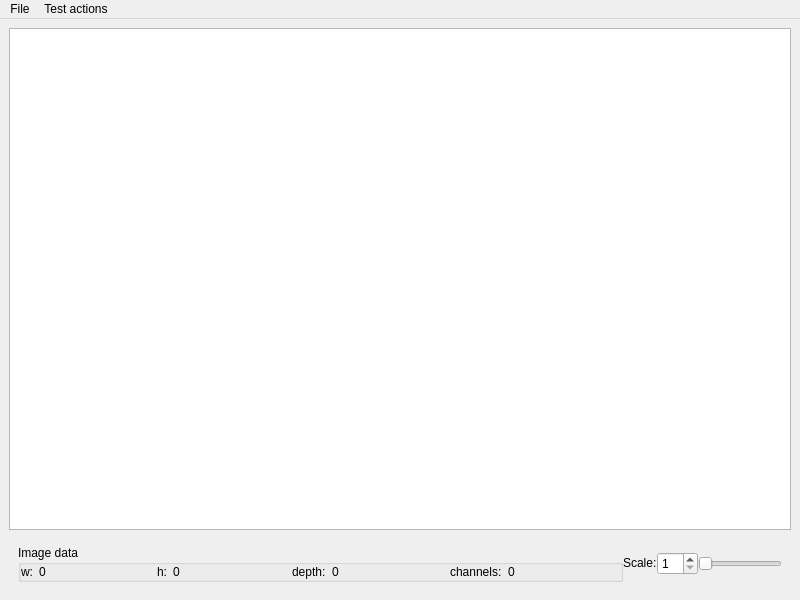
AndrewSerb/mach_met_img_recogn, file ui/mainwindow.ui: the form before one commit.
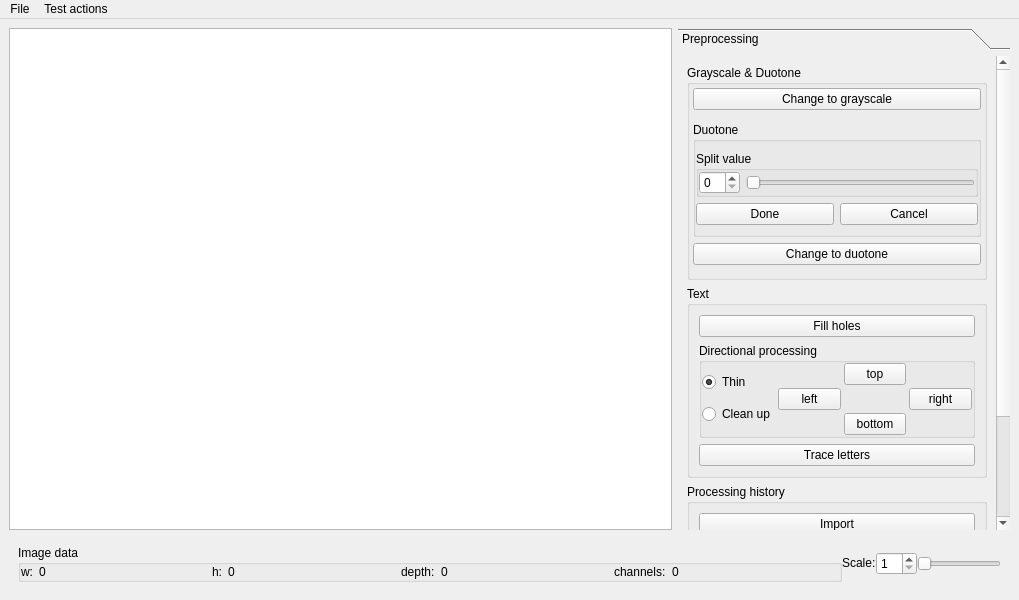
The form after the commit.

Commit message:
lr2: add image preprocessing (#3)
* psd: extract raw image data info from PsdData class

* processing: add processing api

* psd: add grayscale support

* processing/ui: add image preprocessing

* testing: page scan examples

Patch:
```diff
--- a/ui/mainwindow.ui
+++ b/ui/mainwindow.ui
@@ -6,7 +6,7 @@
    <rect>
     <x>0</x>
     <y>0</y>
-    <width>800</width>
+    <width>1019</width>
     <height>600</height>
    </rect>
   </property>
@@ -30,7 +30,388 @@
     <item>
      <layout class="QVBoxLayout" name="verticalLayout">
       <item>
-       <widget class="QGraphicsView" name="image_box"/>
+       <layout class="QHBoxLayout" name="horizontalLayout_3">
+        <item>
+         <widget class="QGraphicsView" name="image_box">
+          <property name="sizePolicy">
+           <sizepolicy hsizetype="Expanding" vsizetype="Expanding">
+            <horstretch>2</horstretch>
+            <verstretch>0</verstretch>
+           </sizepolicy>
+          </property>
+          <property name="acceptDrops">
+           <bool>false</bool>
+          </property>
+          <property name="sizeAdjustPolicy">
+           <enum>QAbstractScrollArea::AdjustToContents</enum>
+          </property>
+          <property name="cacheMode">
+           <set>QGraphicsView::CacheBackground</set>
+          </property>
+          <property name="resizeAnchor">
+           <enum>QGraphicsView::AnchorViewCenter</enum>
+          </property>
+          <property name="viewportUpdateMode">
+           <enum>QGraphicsView::FullViewportUpdate</enum>
+          </property>
+         </widget>
+        </item>
+        <item>
+         <widget class="QToolBox" name="tools_tabs">
+          <property name="enabled">
+           <bool>true</bool>
+          </property>
+          <property name="sizePolicy">
+           <sizepolicy hsizetype="MinimumExpanding" vsizetype="Expanding">
+            <horstretch>1</horstretch>
+            <verstretch>0</verstretch>
+           </sizepolicy>
+          </property>
+          <property name="currentIndex">
+           <number>0</number>
+          </property>
+          <widget class="QWidget" name="tab_preprocessing">
+           <property name="enabled">
+            <bool>true</bool>
+           </property>
+           <property name="geometry">
+            <rect>
+             <x>0</x>
+             <y>-184</y>
+             <width>316</width>
+             <height>647</height>
+            </rect>
+           </property>
+           <property name="sizePolicy">
+            <sizepolicy hsizetype="Expanding" vsizetype="Expanding">
+             <horstretch>0</horstretch>
+             <verstretch>0</verstretch>
+            </sizepolicy>
+           </property>
+           <attribute name="label">
+            <string>Preprocessing</string>
+           </attribute>
+           <layout class="QVBoxLayout" name="verticalLayout_preprocessing" stretch="0,0,0,10">
+            <item>
+             <widget class="QGroupBox" name="groupBox_grayscale">
+              <property name="title">
+               <string>Grayscale &amp;&amp; Duotone</string>
+              </property>
+              <layout class="QVBoxLayout" name="verticalLayout_2">
+               <property name="spacing">
+                <number>3</number>
+               </property>
+               <property name="leftMargin">
+                <number>3</number>
+               </property>
+               <property name="topMargin">
+                <number>3</number>
+               </property>
+               <property name="rightMargin">
+                <number>3</number>
+               </property>
+               <property name="bottomMargin">
+                <number>3</number>
+               </property>
+               <item>
+                <widget class="QPushButton" name="button_grayscale">
+                 <property name="text">
+                  <string>Change to grayscale</string>
+                 </property>
+                </widget>
+               </item>
+               <item>
+                <widget class="QWidget" name="widget_duotone" native="true">
+                 <property name="sizePolicy">
+                  <sizepolicy hsizetype="Preferred" vsizetype="Maximum">
+                   <horstretch>0</horstretch>
+                   <verstretch>0</verstretch>
+                  </sizepolicy>
+                 </property>
+                 <layout class="QVBoxLayout" name="verticalLayout_3">
+                  <property name="leftMargin">
+                   <number>0</number>
+                  </property>
+                  <property name="topMargin">
+                   <number>9</number>
+                  </property>
+                  <property name="rightMargin">
+                   <number>0</number>
+                  </property>
+                  <property name="bottomMargin">
+                   <number>9</number>
+                  </property>
+                  <item>
+                   <widget class="QGroupBox" name="groupBox_duotone_preview">
+                    <property name="title">
+                     <string>Duotone</string>
+                    </property>
+                    <layout class="QVBoxLayout" name="verticalLayout_4">
+                     <property name="leftMargin">
+                      <number>0</number>
+                     </property>
+                     <property name="rightMargin">
+                      <number>0</number>
+                     </property>
+                     <item>
+                      <widget class="QGroupBox" name="horizontalGroupBox_2">
+                       <property name="title">
+                        <string>Split value</string>
+                       </property>
+                       <layout class="QHBoxLayout" name="horizontalLayout_5">
+                        <property name="leftMargin">
+                         <number>0</number>
+                        </property>
+                        <property name="topMargin">
+                         <number>0</number>
+                        </property>
+                        <property name="rightMargin">
+                         <number>0</number>
+                        </property>
+                        <property name="bottomMargin">
+                         <number>0</number>
+                        </property>
+                        <item>
+                         <widget class="QSpinBox" name="spinBox_duotone"/>
+                        </item>
+                        <item>
+                         <widget class="QSlider" name="slider_duotone">
+                          <property name="maximum">
+                           <number>255</number>
+                          </property>
+                          <property name="orientation">
+                           <enum>Qt::Horizontal</enum>
+                          </property>
+                         </widget>
+                        </item>
+                       </layout>
+                      </widget>
+                     </item>
+                     <item>
+                      <layout class="QHBoxLayout" name="horizontalLayout_6">
+                       <item>
+                        <widget class="QPushButton" name="button_duotone_done">
+                         <property name="text">
+                          <string>Done</string>
+                         </property>
+                        </widget>
+                       </item>
+                       <item>
+                        <widget class="QPushButton" name="button_duotone_cancel">
+                         <property name="text">
+                          <string>Cancel</string>
+                         </property>
+                        </widget>
+                       </item>
+                      </layout>
+                     </item>
+                    </layout>
+                   </widget>
+                  </item>
+                  <item>
+                   <widget class="QPushButton" name="button_duotone_preview">
+                    <property name="text">
+                     <string>Change to duotone</string>
+                    </property>
+                   </widget>
+                  </item>
+                 </layout>
+                </widget>
+               </item>
+              </layout>
+             </widget>
+            </item>
+            <item>
+             <widget class="QGroupBox" name="groupBox_preproc_text">
+              <property name="title">
+               <string>Text</string>
+              </property>
+              <layout class="QVBoxLayout" name="verticalLayout_5">
+               <item>
+                <widget class="QPushButton" name="button_fill">
+                 <property name="text">
+                  <string>Fill holes</string>
+                 </property>
+                </widget>
+               </item>
+               <item>
+                <widget class="QGroupBox" name="groupBox_directional_edit">
+                 <property name="title">
+                  <string>Directional processing</string>
+                 </property>
+                 <layout class="QHBoxLayout" name="horizontalLayout_4" stretch="0,0">
+                  <property name="spacing">
+                   <number>3</number>
+                  </property>
+                  <property name="leftMargin">
+                   <number>0</number>
+                  </property>
+                  <property name="topMargin">
+                   <number>0</number>
+                  </property>
+                  <property name="rightMargin">
+                   <number>0</number>
+                  </property>
+                  <property name="bottomMargin">
+                   <number>0</number>
+                  </property>
+                  <item>
+                   <layout class="QVBoxLayout" name="verticalLayout_6">
+                    <item>
+                     <widget class="QRadioButton" name="radioButton_thin">
+                      <property name="text">
+                       <string>Thin</string>
+                      </property>
+                      <property name="checked">
+                       <bool>true</bool>
+                      </property>
+                     </widget>
+                    </item>
+                    <item>
+                     <widget class="QRadioButton" name="radioButton_cleanup">
+                      <property name="text">
+                       <string>Clean up</string>
+                      </property>
+                     </widget>
+                    </item>
+                   </layout>
+                  </item>
+                  <item>
+                   <layout class="QGridLayout" name="gridLayout" rowstretch="0,0,0,0" columnstretch="0,0,0">
+                    <property name="sizeConstraint">
+                     <enum>QLayout::SetFixedSize</enum>
+                    </property>
+                    <item row="3" column="1">
+                     <widget class="QPushButton" name="button_thin_bottom">
+                      <property name="sizePolicy">
+                       <sizepolicy hsizetype="Ignored" vsizetype="Fixed">
+                        <horstretch>2</horstretch>
+                        <verstretch>1</verstretch>
+                       </sizepolicy>
+                      </property>
+                      <property name="text">
+                       <string>bottom</string>
+                      </property>
+                     </widget>
+                    </item>
+                    <item row="2" column="1">
+                     <widget class="QWidget" name="widget_spacer_thin_buttons_1" native="true">
+                      <property name="sizePolicy">
+                       <sizepolicy hsizetype="Ignored" vsizetype="Preferred">
+                        <horstretch>2</horstretch>
+                        <verstretch>1</verstretch>
+                       </sizepolicy>
+                      </property>
+                     </widget>
+                    </item>
+                    <item row="1" column="1">
+                     <widget class="QPushButton" name="button_thin_top">
+                      <property name="sizePolicy">
+                       <sizepolicy hsizetype="Ignored" vsizetype="Fixed">
+                        <horstretch>2</horstretch>
+                        <verstretch>1</verstretch>
+                       </sizepolicy>
+                      </property>
+                      <property name="text">
+                       <string>top</string>
+                      </property>
+                     </widget>
+                    </item>
+                    <item row="1" column="0">
+                     <widget class="QWidget" name="widget_spacer_thin_buttons_2" native="true">
+                      <property name="sizePolicy">
+                       <sizepolicy hsizetype="Ignored" vsizetype="Preferred">
+                        <horstretch>2</horstretch>
+                        <verstretch>1</verstretch>
+                       </sizepolicy>
+                      </property>
+                     </widget>
+                    </item>
+                    <item row="1" column="2">
+                     <widget class="QWidget" name="widget_spacer_thin_buttons_3" native="true">
+                      <property name="sizePolicy">
+                       <sizepolicy hsizetype="Ignored" vsizetype="Preferred">
+                        <horstretch>2</horstretch>
+                        <verstretch>1</verstretch>
+                       </sizepolicy>
+                      </property>
+                     </widget>
+                    </item>
+                    <item row="2" column="0">
+                     <widget class="QPushButton" name="button_thin_left">
+                      <property name="sizePolicy">
+                       <sizepolicy hsizetype="Ignored" vsizetype="Fixed">
+                        <horstretch>2</horstretch>
+                        <verstretch>1</verstretch>
+                       </sizepolicy>
+                      </property>
+                      <property name="text">
+                       <string>left</string>
+                      </property>
+                     </widget>
+                    </item>
+                    <item row="2" column="2">
+                     <widget class="QPushButton" name="button_thin_right">
+                      <property name="sizePolicy">
+                       <sizepolicy hsizetype="Ignored" vsizetype="Fixed">
+                        <horstretch>2</horstretch>
+                        <verstretch>1</verstretch>
+                       </sizepolicy>
+                      </property>
+                      <property name="text">
+                       <string>right</string>
+                      </property>
+                     </widget>
+                    </item>
+                   </layout>
+                  </item>
+                 </layout>
+                </widget>
+               </item>
+               <item>
+                <widget class="QPushButton" name="button_trace_letters">
+                 <property name="text">
+                  <string>Trace letters</string>
+                 </property>
+                </widget>
+               </item>
+              </layout>
+             </widget>
+            </item>
+            <item>
+             <widget class="QGroupBox" name="groupBox_history">
+              <property name="title">
+               <string>Processing history</string>
+              </property>
+              <layout class="QVBoxLayout" name="verticalLayout_7">
+               <item>
+                <widget class="QPushButton" name="button_import_history">
+                 <property name="text">
+                  <string>Import</string>
+                 </property>
+                </widget>
+               </item>
+               <item>
+                <widget class="QListView" name="listView"/>
+               </item>
+               <item>
+                <widget class="QPushButton" name="button_export_history">
+                 <property name="text">
+                  <string>Export</string>
+                 </property>
+                </widget>
+               </item>
+              </layout>
+             </widget>
+            </item>
+            <item>
+             <widget class="QWidget" name="widget_spacer_preprocessing" native="true"/>
+            </item>
+           </layout>
+          </widget>
+         </widget>
+        </item>
+       </layout>
       </item>
       <item>
        <widget class="QWidget" name="widget_img_info" native="true">
@@ -250,7 +631,7 @@
     <rect>
      <x>0</x>
      <y>0</y>
-     <width>800</width>
+     <width>1019</width>
      <height>21</height>
     </rect>
    </property>
```
The commit also changes 32 other files.
